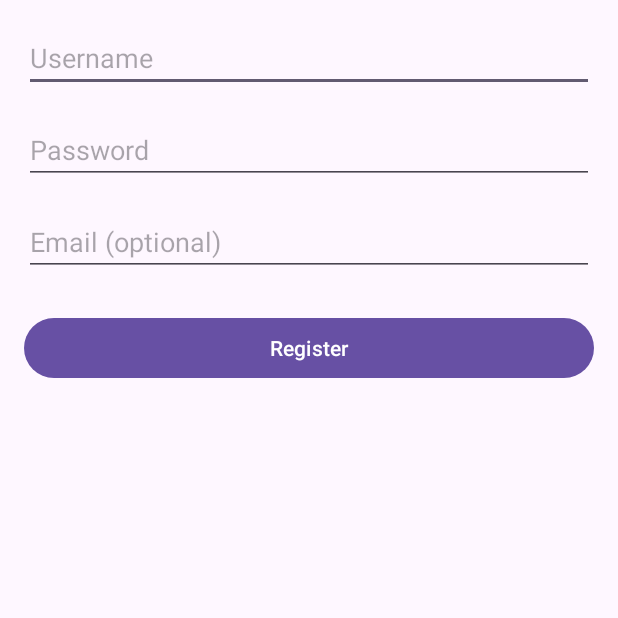
After one commit to musclebuddy116/EZList, an Android app: the RegisterActivity screen opened directly, with no data from a screen before it, on a phone screen of 412 x 824 dp, the top half of it. The commit adds this screen. Run offline under Robolectric (Android 15) with nearby library versions, the phone set to English and light mode, and no system bars.

Commit message:
Added user registration flow with password hashing and database integration including RegisterActivity with UI setup password validation SHA-256 hashing and database insertion

```diff
--- /dev/null
+++ b/app/src/main/res/layout/activity_register.xml
@@ -0,0 +1,50 @@
+<?xml version="1.0" encoding="utf-8"?>
+<androidx.constraintlayout.widget.ConstraintLayout
+    xmlns:android="http://schemas.android.com/apk/res/android"
+    xmlns:app="http://schemas.android.com/apk/res-auto"
+    android:layout_width="match_parent"
+    android:layout_height="match_parent"
+    android:padding="16dp">
+
+    <EditText
+        android:id="@+id/usernameInput"
+        android:layout_width="0dp"
+        android:layout_height="wrap_content"
+        android:hint="Username"
+        app:layout_constraintTop_toTopOf="parent"
+        app:layout_constraintStart_toStartOf="parent"
+        app:layout_constraintEnd_toEndOf="parent" />
+
+    <EditText
+        android:id="@+id/passwordInput"
+        android:layout_width="0dp"
+        android:layout_height="wrap_content"
+        android:hint="Password"
+        android:inputType="textPassword"
+        app:layout_constraintTop_toBottomOf="@id/usernameInput"
+        android:layout_marginTop="16dp"
+        app:layout_constraintStart_toStartOf="parent"
+        app:layout_constraintEnd_toEndOf="parent" />
+
+    <EditText
+        android:id="@+id/emailInput"
+        android:layout_width="0dp"
+        android:layout_height="wrap_content"
+        android:hint="Email (optional)"
+        android:inputType="textEmailAddress"
+        app:layout_constraintTop_toBottomOf="@id/passwordInput"
+        android:layout_marginTop="16dp"
+        app:layout_constraintStart_toStartOf="parent"
+        app:layout_constraintEnd_toEndOf="parent" />
+
+    <Button
+        android:id="@+id/registerButton"
+        android:layout_width="0dp"
+        android:layout_height="wrap_content"
+        android:text="Register"
+        app:layout_constraintTop_toBottomOf="@id/emailInput"
+        android:layout_marginTop="24dp"
+        app:layout_constraintStart_toStartOf="parent"
+        app:layout_constraintEnd_toEndOf="parent" />
+
+</androidx.constraintlayout.widget.ConstraintLayout>
```
Also changed, not shown: app/src/main/AndroidManifest.xml (+11 -3 lines), app/src/main/java/com/example/ezlist/DatabaseHelper.java (added, +16 -0 lines), app/src/main/java/com/example/ezlist/MainActivity.java (+28 -22 lines), app/src/main/java/com/example/ezlist/RegisterActivity.java (added, +104 -0 lines), app/src/main/res/layout/activity_main.xml (+13 -0 lines).
